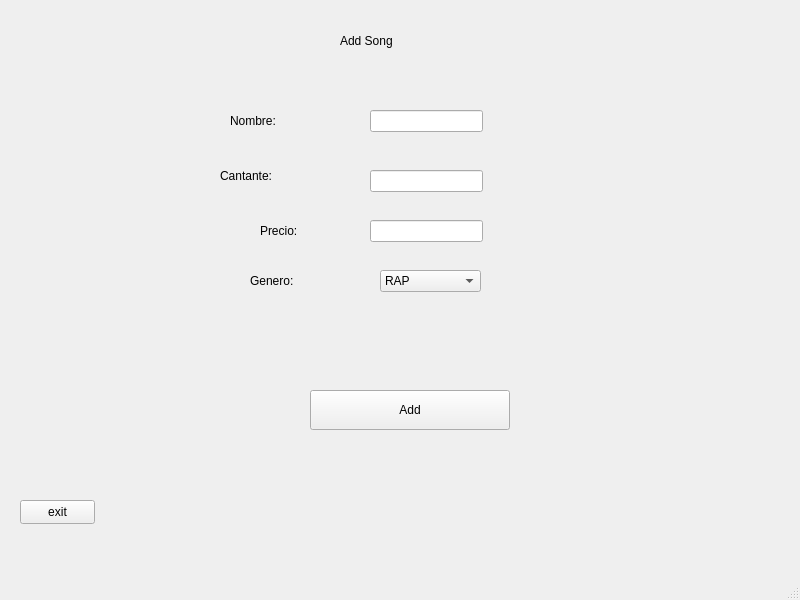
Qt form mainwindow.ui (Hectovargas/examenProgra3) before a commit.
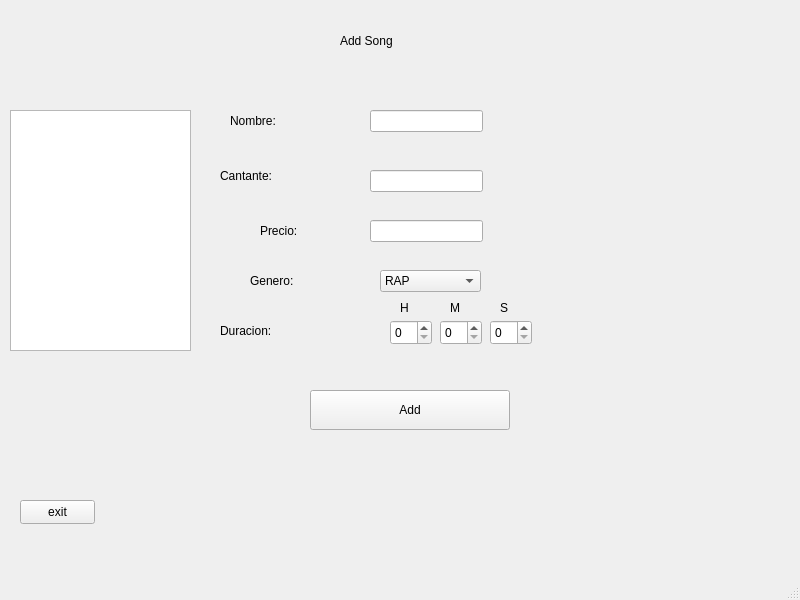
The same form after that commit. The open tabs and pages were chosen to show the change.

Diff of the .ui file:
```diff
--- a/mainwindow.ui
+++ b/mainwindow.ui
@@ -297,16 +297,114 @@
      <widget class="QLabel" name="etiquetaerror">
       <property name="geometry">
        <rect>
-        <x>530</x>
+        <x>500</x>
         <y>170</y>
-        <width>231</width>
+        <width>281</width>
         <height>41</height>
        </rect>
       </property>
+      <property name="styleSheet">
+       <string notr="true">font: 14pt &quot;Rockwell&quot;;</string>
+      </property>
       <property name="text">
        <string/>
       </property>
      </widget>
+     <widget class="QLabel" name="label_19">
+      <property name="geometry">
+       <rect>
+        <x>220</x>
+        <y>310</y>
+        <width>151</width>
+        <height>41</height>
+       </rect>
+      </property>
+      <property name="styleSheet">
+       <string notr="true">font: 22pt &quot;Arial Rounded MT Bold&quot;;</string>
+      </property>
+      <property name="text">
+       <string>Duracion:</string>
+      </property>
+     </widget>
+     <widget class="QSpinBox" name="hora">
+      <property name="geometry">
+       <rect>
+        <x>390</x>
+        <y>320</y>
+        <width>42</width>
+        <height>25</height>
+       </rect>
+      </property>
+     </widget>
+     <widget class="QSpinBox" name="minutos">
+      <property name="geometry">
+       <rect>
+        <x>440</x>
+        <y>320</y>
+        <width>42</width>
+        <height>25</height>
+       </rect>
+      </property>
+     </widget>
+     <widget class="QSpinBox" name="segundos">
+      <property name="geometry">
+       <rect>
+        <x>490</x>
+        <y>320</y>
+        <width>42</width>
+        <height>25</height>
+       </rect>
+      </property>
+     </widget>
+     <widget class="QLabel" name="label_20">
+      <property name="geometry">
+       <rect>
+        <x>400</x>
+        <y>300</y>
+        <width>16</width>
+        <height>16</height>
+       </rect>
+      </property>
+      <property name="text">
+       <string>H</string>
+      </property>
+     </widget>
+     <widget class="QLabel" name="label_21">
+      <property name="geometry">
+       <rect>
+        <x>450</x>
+        <y>300</y>
+        <width>16</width>
+        <height>16</height>
+       </rect>
+      </property>
+      <property name="text">
+       <string>M</string>
+      </property>
+     </widget>
+     <widget class="QLabel" name="label_22">
+      <property name="geometry">
+       <rect>
+        <x>500</x>
+        <y>300</y>
+        <width>16</width>
+        <height>16</height>
+       </rect>
+      </property>
+      <property name="text">
+       <string>S</string>
+      </property>
+     </widget>
+     <widget class="QTextBrowser" name="textBrowser_4">
+      <property name="geometry">
+       <rect>
+        <x>10</x>
+        <y>110</y>
+        <width>181</width>
+        <height>241</height>
+       </rect>
+      </property>
+     </widget>
     </widget>
     <widget class="QWidget" name="page_3">
      <widget class="QPushButton" name="pushButton_6">
```
Left out of the diff: 42 changed lines with no effect on the pictures.
